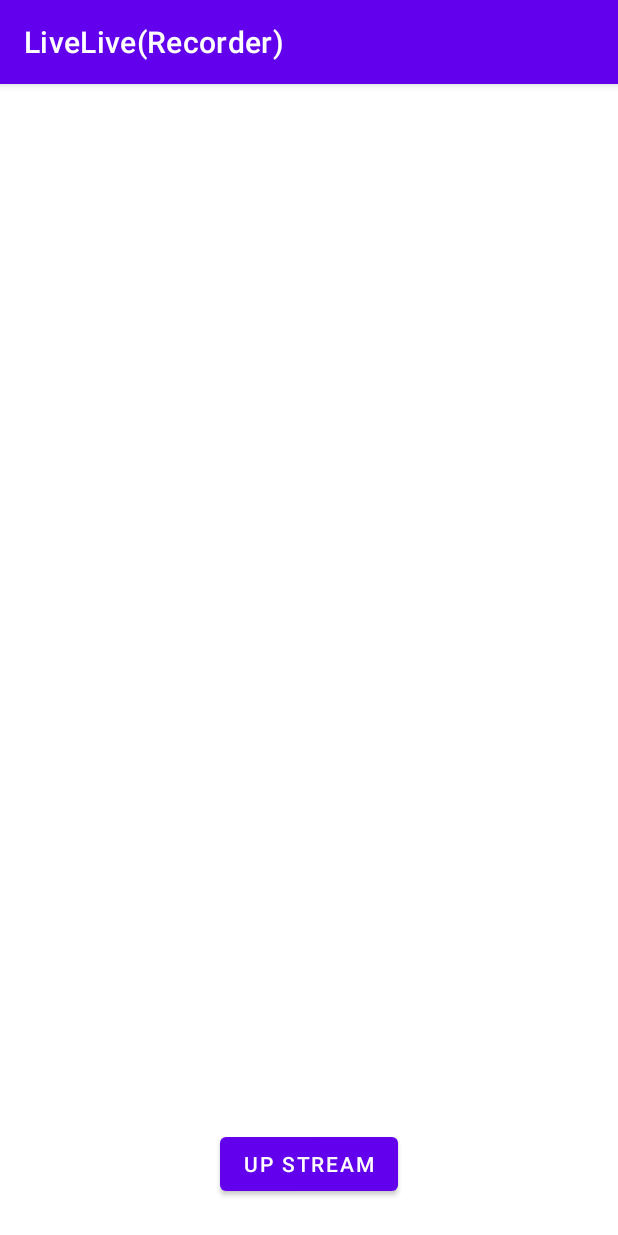
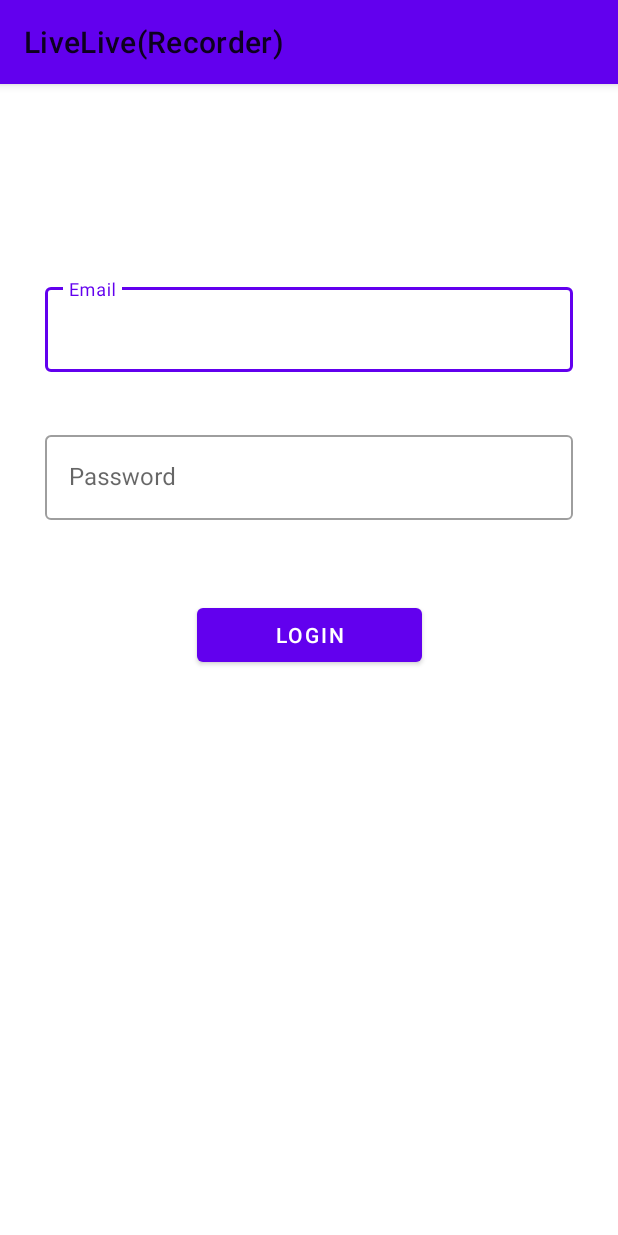
Before and after one commit to progressivePRV/LiveLIVE_Security_Streaming_Service, an Android app: the screen it shows after launch (MainActivity before the commit, LoginActivity after it), on a phone screen of 412 x 824 dp. Run offline under Robolectric (Android 15) with nearby library versions, the phone set to English and light mode, and no system bars.

Commit message:
Login admin implemented for the recoder app

```diff
--- a/App/app/src/main/java/com/example/livelive/LoginActivity.java
+++ b/App/app/src/main/java/com/example/livelive/LoginActivity.java
@@ -50,9 +50,7 @@ public class LoginActivity extends AppCompatActivity {
     private FirebaseStorage storage;
     private FirebaseFirestore db;
     private StorageReference storageRef;
-    private ImageButton imageButton;
     private boolean isTakenPhoto = false;
-    private String url1;
 
     Gson gson =  new Gson();
     SharedPreferences preferences;
--- a/LiveLiveRecorder/app/build.gradle
+++ b/LiveLiveRecorder/app/build.gradle
@@ -50,4 +50,9 @@ dependencies {
     implementation "androidx.camera:camera-lifecycle:$camerax_version"
 // CameraX View class
     implementation "androidx.camera:camera-view:1.0.0-alpha14"
+
+    implementation 'com.google.code.gson:gson:2.8.6'
+
+    //OkHttp
+    implementation("com.squareup.okhttp3:okhttp:4.4.0")
 }
--- /dev/null
+++ b/LiveLiveRecorder/app/src/main/res/layout/activity_login.xml
@@ -0,0 +1,61 @@
+<?xml version="1.0" encoding="utf-8"?>
+<androidx.constraintlayout.widget.ConstraintLayout xmlns:android="http://schemas.android.com/apk/res/android"
+    xmlns:app="http://schemas.android.com/apk/res-auto"
+    xmlns:tools="http://schemas.android.com/tools"
+    android:layout_width="match_parent"
+    android:layout_height="match_parent"
+    android:background="#FFFFFF"
+    android:padding="30dp"
+    tools:context=".MainActivity">
+
+    <com.google.android.material.textfield.TextInputLayout
+        android:id="@+id/email_TIL"
+        style="@style/textInputStyle"
+        android:layout_width="0dp"
+        android:layout_height="wrap_content"
+        android:layout_marginTop="100dp"
+        app:errorEnabled="true"
+        app:layout_constraintEnd_toEndOf="parent"
+        app:layout_constraintStart_toStartOf="parent"
+        app:layout_constraintTop_toTopOf="parent">
+
+        <com.google.android.material.textfield.TextInputEditText
+            android:id="@+id/email_TIET"
+            android:layout_width="match_parent"
+            android:layout_height="wrap_content"
+            android:hint="@string/Email"
+            android:inputType="textEmailAddress" />
+    </com.google.android.material.textfield.TextInputLayout>
+
+    <com.google.android.material.textfield.TextInputLayout
+        android:id="@+id/password_TIL"
+        style="@style/textInputStyle"
+        android:layout_width="0dp"
+        android:layout_height="wrap_content"
+        android:layout_marginTop="16dp"
+        app:errorEnabled="true"
+        app:layout_constraintEnd_toEndOf="parent"
+        app:layout_constraintStart_toStartOf="parent"
+        app:layout_constraintTop_toBottomOf="@+id/email_TIL">
+
+        <com.google.android.material.textfield.TextInputEditText
+            android:id="@+id/password_TIET"
+            android:layout_width="match_parent"
+            android:layout_height="wrap_content"
+            android:hint="@string/password"
+            android:inputType="textPassword" />
+    </com.google.android.material.textfield.TextInputLayout>
+
+    <com.google.android.material.button.MaterialButton
+        android:id="@+id/sigin_button"
+        android:layout_width="150dp"
+        android:layout_height="wrap_content"
+        android:layout_marginTop="32dp"
+        android:elevation="30dp"
+        android:text="@string/Signin"
+        app:layout_constraintEnd_toEndOf="parent"
+        app:layout_constraintStart_toStartOf="parent"
+        app:layout_constraintTop_toBottomOf="@+id/password_TIL" />
+
+
+</androidx.constraintlayout.widget.ConstraintLayout>
--- a/LiveLiveRecorder/app/src/main/res/values-night/themes.xml
+++ b/LiveLiveRecorder/app/src/main/res/values-night/themes.xml
@@ -1,6 +1,6 @@
 <resources xmlns:tools="http://schemas.android.com/tools">
     <!-- Base application theme. -->
-    <style name="Theme.LiveLiveRecorder" parent="Theme.MaterialComponents.DayNight.DarkActionBar">
+    <style name="Theme.LiveLiveRecorder" parent="Theme.MaterialComponents.Light">
         <!-- Primary brand color. -->
         <item name="colorPrimary">@color/purple_200</item>
         <item name="colorPrimaryVariant">@color/purple_700</item>
--- a/LiveLiveRecorder/app/src/main/res/values/strings.xml
+++ b/LiveLiveRecorder/app/src/main/res/values/strings.xml
@@ -1,3 +1,8 @@
 <resources>
     <string name="app_name">LiveLive(Recorder)</string>
+    <string name="endPointUrl">http://206.81.0.65:3000/</string>
+    <string name="Email">Email</string>
+    <string name="password">Password</string>
+
+    <string name="Signin">Login</string>
 </resources>
--- a/LiveLiveRecorder/app/src/main/res/values/themes.xml
+++ b/LiveLiveRecorder/app/src/main/res/values/themes.xml
@@ -1,6 +1,6 @@
 <resources xmlns:tools="http://schemas.android.com/tools">
     <!-- Base application theme. -->
-    <style name="Theme.LiveLiveRecorder" parent="Theme.MaterialComponents.DayNight.DarkActionBar">
+    <style name="Theme.LiveLiveRecorder" parent="Theme.MaterialComponents.Light">
         <!-- Primary brand color. -->
         <item name="colorPrimary">@color/purple_500</item>
         <item name="colorPrimaryVariant">@color/purple_700</item>
```
Also changed, not shown: LiveLiveRecorder/app/src/main/AndroidManifest.xml (+10 -5 lines), LiveLiveRecorder/app/src/main/java/com/example/liveliverecorder/Admin.java (added, +34 -0 lines), LiveLiveRecorder/app/src/main/java/com/example/liveliverecorder/LoginActivity.java (added, +171 -0 lines), LiveLiveRecorder/app/src/main/res/values/colors.xml (+7 -0 lines), LiveLiveRecorder/app/src/main/res/values/styles.xml (added, +30 -0 lines).
